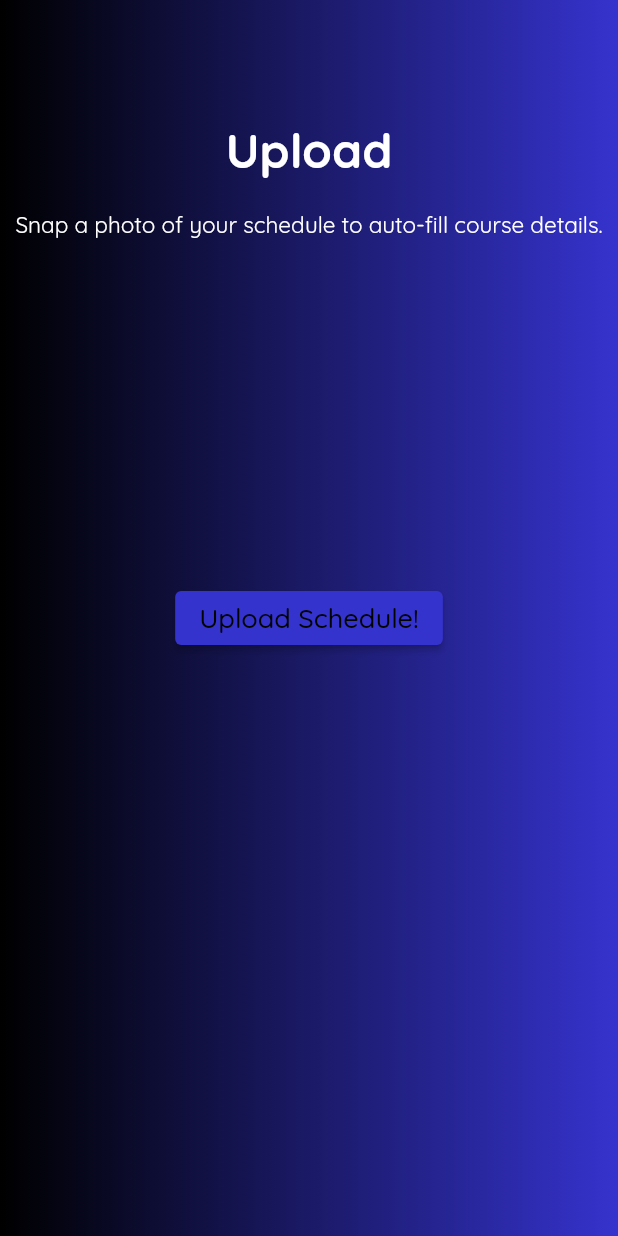
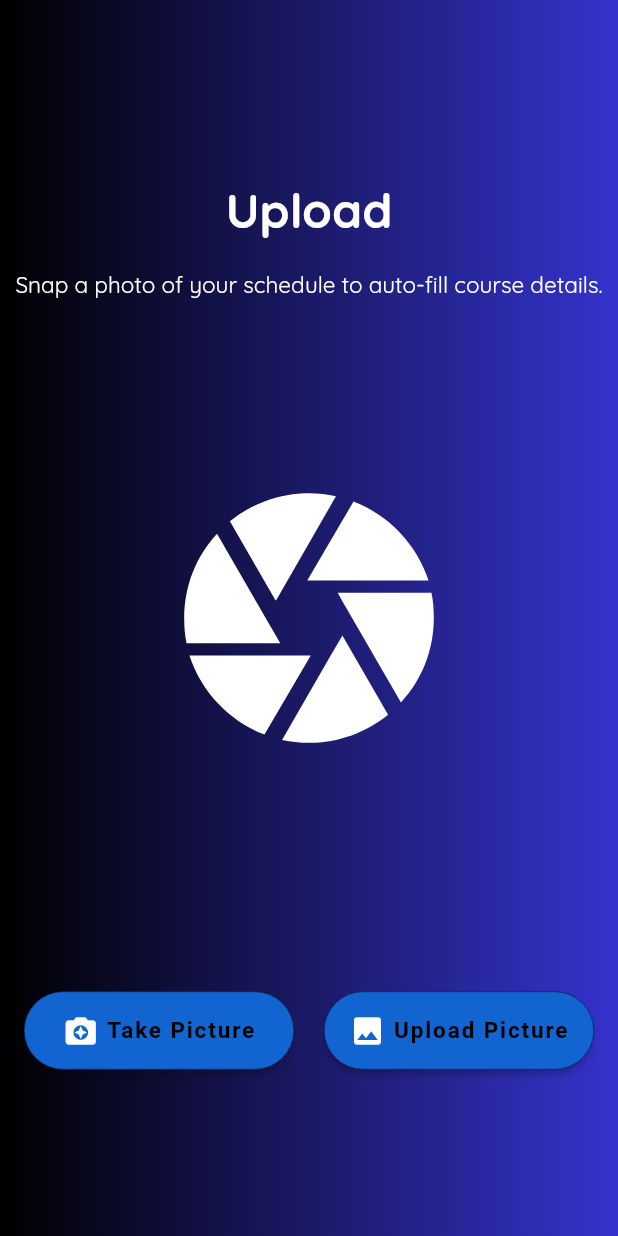
Before and after one commit to arcode35/ShareSched, a Flutter app: the UploadScreen screen opened directly, on a phone screen of 412 x 824 dp. Run offline on Flutter 3.47's test engine with Material 2 defaults, Android fonts, the phone set to English and light mode, and no system bars; our stand-ins replace google_fonts, image_picker; missing offline and left inert: time_planner; Roboto replaces fonts that are missing (Mulish); statements that could not run were skipped.

Commit message:
Improved the upload schedule page

```diff
--- a/lib/pages/upload_schedule.dart
+++ b/lib/pages/upload_schedule.dart
@@ -13,8 +13,17 @@ class _UploadScreen extends State<UploadScreen> {
   final ImagePicker picker = ImagePicker();
   File? _image;
 
-  Future<void> imagePicker() async {
+  Future<void> takeImage() async {
     final XFile? photo = await picker.pickImage(source: ImageSource.camera);
+    if (photo != null) {
+      setState(() {
+        _image = File(photo.path);
+      });
+    }
+  }
+
+  Future<void> uploadImage() async {
+    final XFile? photo = await picker.pickImage(source: ImageSource.gallery);
     if (photo != null) {
       setState(() {
         _image = File(photo.path);
@@ -26,11 +35,39 @@ class _UploadScreen extends State<UploadScreen> {
   Widget build(BuildContext context) {
     return Scaffold(
       body: Stack(
-        alignment: Alignment.topCenter,
         children: [
-          BackgroundWidget(),
-          UploadText(),
-          UploadButton(onPressed: imagePicker),
+          const BackgroundWidget(),
+          Container(
+            alignment: Alignment.topCenter,
+            child: const UploadText(),
+          ),
+          Container(
+            alignment: Alignment.center,
+            child: const Icon(
+              Icons.camera,
+              size: 200,
+              color: Colors.white,
+            ),
+          ),
+          Column(
+            mainAxisAlignment: MainAxisAlignment.center,
+            crossAxisAlignment: CrossAxisAlignment.center,
+            children: [
+              const SizedBox(
+                height: 550,
+              ),
+              Row(
+                mainAxisAlignment: MainAxisAlignment.center,
+                children: [
+                  TakePictureButton(buttonPressed: takeImage),
+                  const SizedBox(
+                    width: 20,
+                  ),
+                  UploadButton(buttonPressed: uploadImage),
+                ],
+              )
+            ],
+          )
         ],
       ),
     );
@@ -44,7 +81,7 @@ class UploadText extends StatelessWidget {
     return Column(
       crossAxisAlignment: CrossAxisAlignment.center,
       children: [
-        SizedBox(height: 80),
+        SizedBox(height: 120),
         Text('Upload',
             style: GoogleFonts.quicksand(
                 color: Colors.white,
@@ -64,18 +101,81 @@ class UploadText extends StatelessWidget {
 }
 
 class UploadButton extends StatelessWidget {
-  Function onPressed;
-  UploadButton({super.key, required this.onPressed});
-  Widget build(BuildContext build) {
-    return Container(
-        alignment: Alignment.center,
-        child: ElevatedButton(
-          onPressed: () => onPressed(),
-          style: ElevatedButton.styleFrom(
-            backgroundColor: const Color.fromRGBO(53, 51, 205, 1),
-          ),
-          child: Text('Upload Schedule!',
-              style: GoogleFonts.quicksand(color: Colors.black, fontSize: 18)),
+  final Function buttonPressed;
+
+  const UploadButton({super.key, required this.buttonPressed});
+
+  @override
+  Widget build(BuildContext context) {
+    return MaterialButton(
+        minWidth: 180,
+        height: 52,
+        onPressed: () => buttonPressed(),
+        color: const Color(0xFF1264D1),
+        textColor: Colors.black,
+        shape: RoundedRectangleBorder(
+          borderRadius: BorderRadius.circular(50.0),
+          side: const BorderSide(color: Colors.black, width: 0.3),
+        ),
+        child: const Row(
+          children: [
+            Icon(
+              Icons.image,
+              color: Colors.white,
+            ),
+            SizedBox(
+              width: 5,
+            ),
+            Text(
+              'Upload Picture',
+              style: TextStyle(
+                fontFamily: 'Mulish',
+                fontWeight: FontWeight.w700,
+                fontSize: 15,
+                letterSpacing: 1.25,
+              ),
+            ),
+          ],
         ));
   }
 }
+
+class TakePictureButton extends StatelessWidget {
+  final Function buttonPressed;
+
+  const TakePictureButton({super.key, required this.buttonPressed});
+
+  @override
+  Widget build(BuildContext context) {
+    return MaterialButton(
+        minWidth: 180,
+        height: 52,
+        onPressed: () => buttonPressed(),
+        color: const Color(0xFF1264D1),
+        textColor: Colors.black,
+        shape: RoundedRectangleBorder(
+          borderRadius: BorderRadius.circular(50.0),
+          side: const BorderSide(color: Colors.black, width: 0.3),
+        ),
+        child: const Row(
+          children: [
+            Icon(
+              Icons.camera_enhance,
+              color: Colors.white,
+            ),
+            SizedBox(
+              width: 5,
+            ),
+            Text(
+              'Take Picture',
+              style: TextStyle(
+                fontFamily: 'Mulish',
+                fontWeight: FontWeight.w700,
+                fontSize: 15,
+                letterSpacing: 1.25,
+              ),
+            ),
+          ],
+        ));
+  }
+}
```
